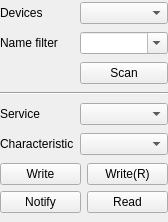
Old version of the form src/toolsui/SAKBleCentralToolUi.ui in the repository x-tools-author/x-tools.
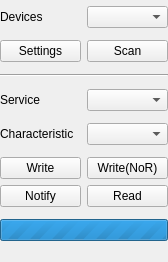
New version of the form.

The edit to the form file:
```diff
--- a/src/toolsui/SAKBleCentralToolUi.ui
+++ b/src/toolsui/SAKBleCentralToolUi.ui
@@ -7,7 +7,7 @@
     <x>0</x>
     <y>0</y>
     <width>168</width>
-    <height>222</height>
+    <height>262</height>
    </rect>
   </property>
   <property name="windowTitle">
@@ -24,61 +24,13 @@
     <number>0</number>
    </property>
    <property name="bottomMargin">
-    <number>0</number>
+    <number>9</number>
    </property>
-   <item row="0" column="0">
-    <widget class="QLabel" name="label">
-     <property name="text">
-      <string>Devices</string>
-     </property>
-    </widget>
-   </item>
    <item row="0" column="1">
-    <widget class="QComboBox" name="comboBox"/>
+    <widget class="QComboBox" name="comboBoxDevices"/>
    </item>
-   <item row="1" column="0">
-    <widget class="QLabel" name="label_4">
-     <property name="sizePolicy">
-      <sizepolicy hsizetype="Fixed" vsizetype="Preferred">
-       <horstretch>0</horstretch>
-       <verstretch>0</verstretch>
-      </sizepolicy>
-     </property>
-     <property name="text">
-      <string>Name filter</string>
-     </property>
-    </widget>
-   </item>
-   <item row="1" column="1">
-    <widget class="QComboBox" name="comboBox_4">
-     <property name="editable">
-      <bool>true</bool>
-     </property>
-    </widget>
-   </item>
-   <item row="2" column="1">
-    <widget class="QPushButton" name="pushButton">
-     <property name="text">
-      <string>Scan</string>
-     </property>
-    </widget>
-   </item>
-   <item row="3" column="0" colspan="2">
-    <widget class="Line" name="line">
-     <property name="orientation">
-      <enum>Qt::Horizontal</enum>
-     </property>
-    </widget>
-   </item>
-   <item row="4" column="0">
-    <widget class="QLabel" name="label_2">
-     <property name="text">
-      <string>Service</string>
-     </property>
-    </widget>
-   </item>
-   <item row="4" column="1">
-    <widget class="QComboBox" name="comboBox_2">
+   <item row="3" column="1">
+    <widget class="QComboBox" name="comboBoxServices">
      <property name="sizePolicy">
       <sizepolicy hsizetype="Preferred" vsizetype="Fixed">
        <horstretch>0</horstretch>
@@ -87,48 +39,96 @@
      </property>
     </widget>
    </item>
-   <item row="5" column="0">
-    <widget class="QLabel" name="label_3">
-     <property name="text">
-      <string>Characteristic</string>
-     </property>
-    </widget>
-   </item>
-   <item row="5" column="1">
-    <widget class="QComboBox" name="comboBox_3"/>
-   </item>
-   <item row="6" column="0" colspan="2">
+   <item row="5" column="0" colspan="2">
     <layout class="QGridLayout" name="gridLayout_2">
-     <item row="0" column="0">
-      <widget class="QPushButton" name="pushButton_4">
+     <item row="0" column="1">
+      <widget class="QPushButton" name="pushButtonWriteWithoutResponse">
+       <property name="toolTip">
+        <string>Write without response</string>
+       </property>
        <property name="text">
-        <string>Write</string>
+        <string>Write(NoR)</string>
        </property>
       </widget>
      </item>
      <item row="1" column="0">
-      <widget class="QPushButton" name="pushButton_3">
+      <widget class="QPushButton" name="pushButtonNotify">
        <property name="text">
         <string>Notify</string>
        </property>
       </widget>
      </item>
-     <item row="0" column="1">
-      <widget class="QPushButton" name="pushButton_5">
-       <property name="text">
-        <string>Write(R)</string>
-       </property>
-      </widget>
-     </item>
      <item row="1" column="1">
-      <widget class="QPushButton" name="pushButton_6">
+      <widget class="QPushButton" name="pushButtonRead">
        <property name="text">
         <string>Read</string>
        </property>
       </widget>
      </item>
+     <item row="0" column="0">
+      <widget class="QPushButton" name="pushButtonWrite">
+       <property name="text">
+        <string>Write</string>
+       </property>
+      </widget>
+     </item>
     </layout>
    </item>
+   <item row="0" column="0">
+    <widget class="QLabel" name="label">
+     <property name="text">
+      <string>Devices</string>
+     </property>
+    </widget>
+   </item>
+   <item row="4" column="0">
+    <widget class="QLabel" name="label_3">
+     <property name="text">
+      <string>Characteristic</string>
+     </property>
+    </widget>
+   </item>
+   <item row="6" column="0" colspan="2">
+    <widget class="QProgressBar" name="progressBar">
+     <property name="maximum">
+      <number>0</number>
+     </property>
+     <property name="value">
+      <number>-1</number>
+     </property>
+    </widget>
+   </item>
+   <item row="2" column="0" colspan="2">
+    <widget class="Line" name="line">
+     <property name="orientation">
+      <enum>Qt::Horizontal</enum>
+     </property>
+    </widget>
+   </item>
+   <item row="4" column="1">
+    <widget class="QComboBox" name="comboBoxCharacteristics"/>
+   </item>
+   <item row="3" column="0">
+    <widget class="QLabel" name="label_2">
+     <property name="text">
+      <string>Service</string>
+     </property>
+    </widget>
+   </item>
+   <item row="1" column="1">
+    <widget class="QPushButton" name="pushButtonScan">
+     <property name="text">
+      <string>Scan</string>
+     </property>
+    </widget>
+   </item>
+   <item row="1" column="0">
+    <widget class="QPushButton" name="pushButtonSettings">
+     <property name="text">
+      <string>Settings</string>
+     </property>
+    </widget>
+   </item>
   </layout>
  </widget>
  <resources/>
```
